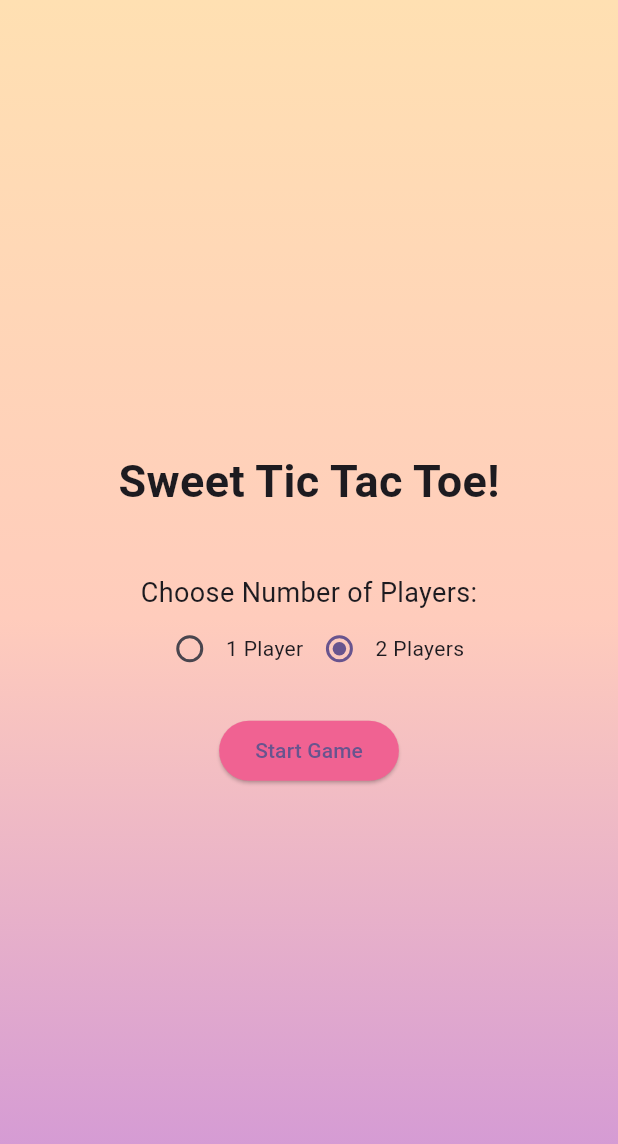
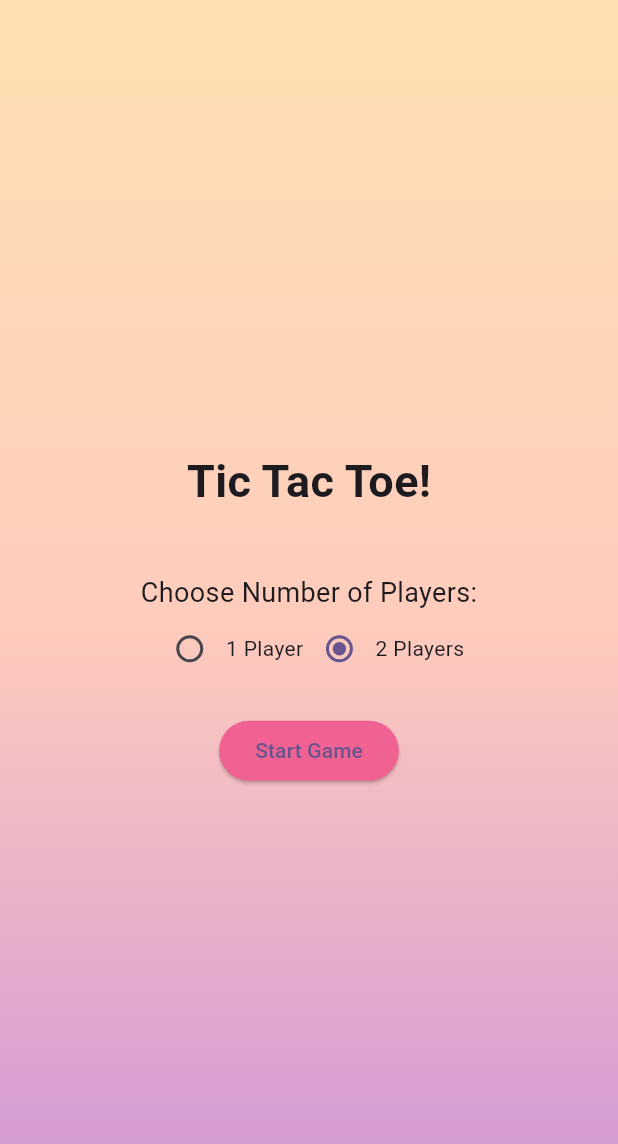
Before and after one commit to swangai7178/tictac_flutter, a Flutter app: the screen it shows after launch, on a phone screen of 412 x 824 dp. Shown: the top 1144 px of the screen. Run offline on Flutter 3.47's test engine with Material 3 defaults, Android fonts, the light colour scheme and no system bars; our stand-ins replace audioplayers.

Commit message:
updAte on the game functionality

```diff
--- a/lib/main.dart
+++ b/lib/main.dart
@@ -83,7 +83,7 @@ class _GameEntrancePageState extends State<GameEntrancePage> {
             mainAxisAlignment: MainAxisAlignment.center,
             children: <Widget>[
               const Text(
-                'Sweet Tic Tac Toe!',
+                'Tic Tac Toe!',
                 style: TextStyle(fontSize: 30, fontWeight: FontWeight.bold),
               ),
               const SizedBox(height: 40),
```
